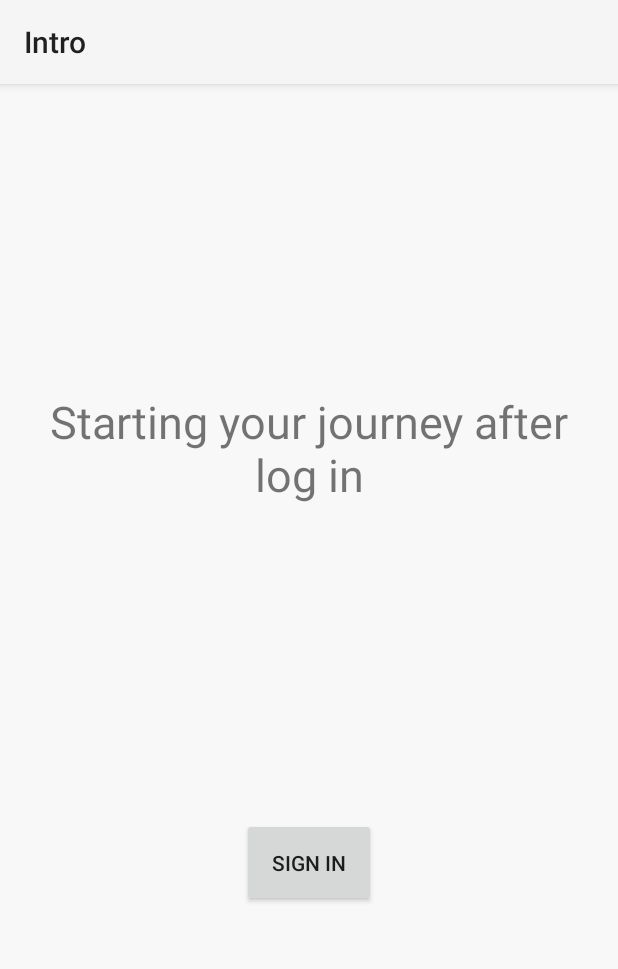
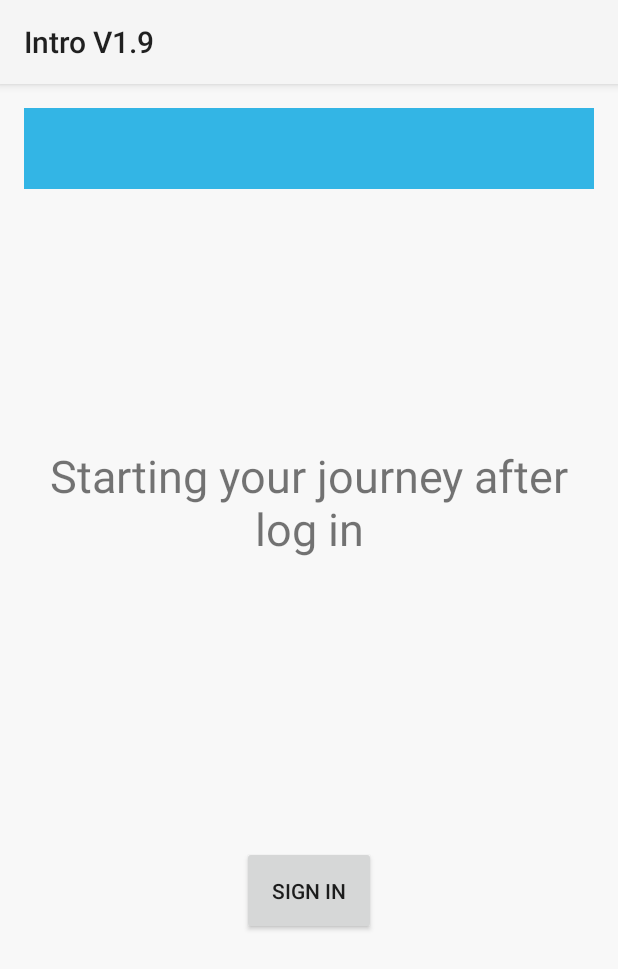
Before and after one commit to jeremy-kunzhou/TickTeeforAndroid, an Android app: the screen it shows after launch (IntroActivity), on a phone screen of 412 x 824 dp. Shown: the top 969 px of the screen. Run offline under Robolectric (Android 15) with nearby library versions, the phone set to English and light mode, and no system bars.

Commit message:
update v1.9

```diff
--- a/app/build.gradle
+++ b/app/build.gradle
@@ -19,8 +19,8 @@ android {
         applicationId "v2.com.huhukun.tickteeforandroid"
         minSdk 21
         targetSdk 36
-        versionCode 8
-        versionName "1.7"
+        versionCode 9
+        versionName "1.9"
 
         testInstrumentationRunner "androidx.test.runner.AndroidJUnitRunner"
         vectorDrawables {
--- a/app/src/main/java/com/huhukun/tickteeforandroid/IntroActivity.java
+++ b/app/src/main/java/com/huhukun/tickteeforandroid/IntroActivity.java
@@ -19,7 +19,7 @@ public class IntroActivity extends AppCompatActivity {
         super.onCreate(savedInstanceState);
         setContentView(R.layout.activity_intro);
         getSupportActionBar().setDisplayHomeAsUpEnabled(false);
-        getSupportActionBar().setTitle("Intro");
+        getSupportActionBar().setTitle("Intro V1.9");
     }
 
 
--- a/app/src/main/java/com/huhukun/tickteeforandroid/ProjectListFragment.java
+++ b/app/src/main/java/com/huhukun/tickteeforandroid/ProjectListFragment.java
@@ -215,10 +215,12 @@ public class ProjectListFragment extends ListFragment implements LoaderManager.L
     public void onResume()
     {
         super.onResume();
-        if (Build.VERSION.SDK_INT >= Build.VERSION_CODES.TIRAMISU) {
+        if (Build.VERSION.SDK_INT >= Build.VERSION_CODES.UPSIDE_DOWN_CAKE && getActivity().getApplicationInfo().compileSdkVersion >= Build.VERSION_CODES.UPSIDE_DOWN_CAKE) {
+            Log.d("ProjectListFragment", "API level is 34 or higher, and target SDK version is 34 or higher.");
             TickTeeAndroid.getAppContext().registerReceiver(errorMsgReceiver,
-                    new IntentFilter(App_Constants.ERROR_MSG_RECEIVER), Context.RECEIVER_NOT_EXPORTED);
+                    new IntentFilter(App_Constants.ERROR_MSG_RECEIVER), Context.RECEIVER_EXPORTED);
         } else {
+            Log.d("ProjectListFragment", "API level or target SDK version is lower than 34.");
             TickTeeAndroid.getAppContext().registerReceiver(errorMsgReceiver,
                     new IntentFilter(App_Constants.ERROR_MSG_RECEIVER));
         }
--- a/app/src/main/res/layout/activity_intro.xml
+++ b/app/src/main/res/layout/activity_intro.xml
@@ -11,6 +11,10 @@
     android:background="@color/background"
     android:weightSum="1">
 
+    <androidx.constraintlayout.widget.ConstraintLayout
+        android:layout_width="match_parent"
+        android:layout_height="54dp"
+        android:background="@drawable/blue"></androidx.constraintlayout.widget.ConstraintLayout>
     <TextView
         android:text="@string/intro"
         android:layout_width="fill_parent"
```
